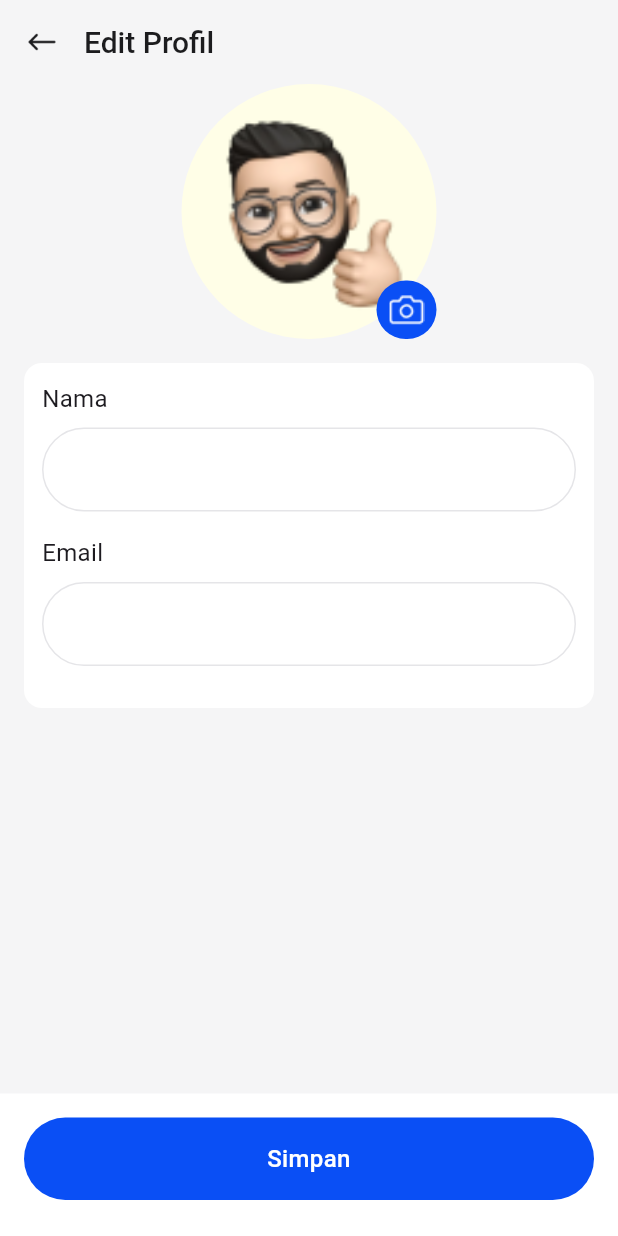
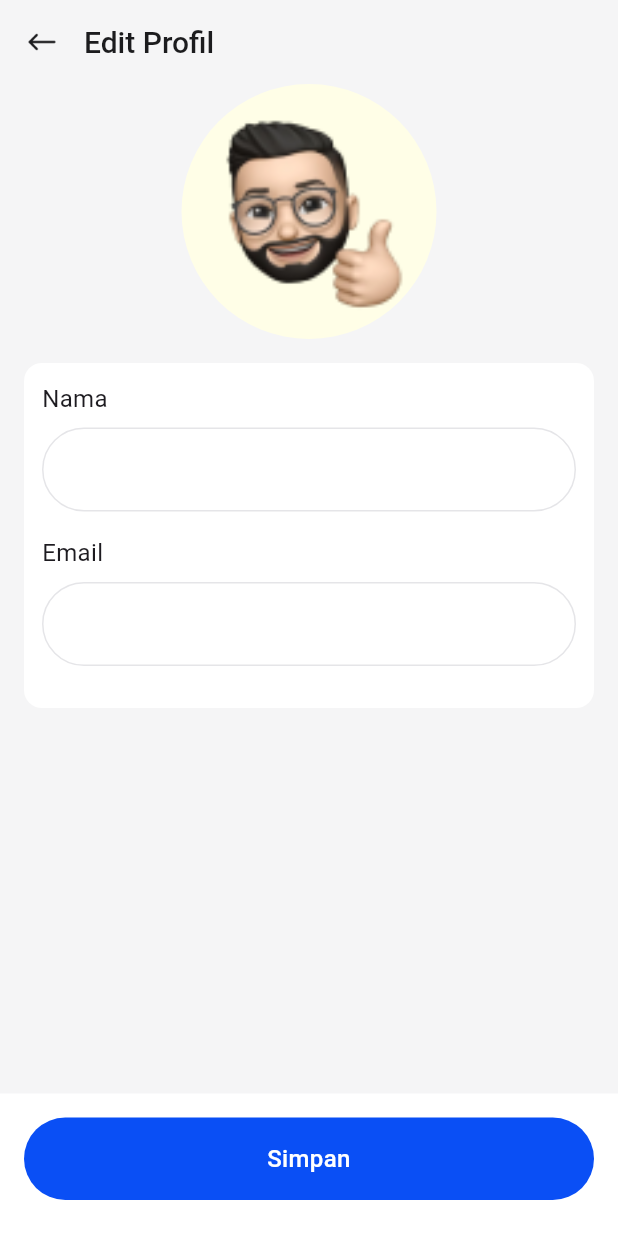
Before and after one commit to ChamillatulLuqianaAgustin/face_count, a Flutter app: the EditProfile screen opened directly, on a phone screen of 412 x 824 dp. Run offline on Flutter 3.47's test engine with Material 3 defaults, Android fonts, the phone set to English and light mode, and no system bars; our stand-ins replace camera, cloud_firestore, equatable, firebase_auth, firebase_core, flutter_bloc; missing offline and left inert: multiple_image_camera; accounts and stored records are empty; Roboto replaces fonts that are missing (SFProDisplay).

Commit message:
fix: remove camera icon from edit_profile

```diff
--- a/lib/features/profil/edit_profile.dart
+++ b/lib/features/profil/edit_profile.dart
@@ -93,18 +93,6 @@ class _EditProfileState extends State<EditProfile> {
                   backgroundColor: yellow50,
                   backgroundImage: AssetImage('assets/images/memoji.png'),
                 ),
-                Container(
-                  padding: EdgeInsets.all(8),
-                  decoration: BoxDecoration(
-                    borderRadius: BorderRadius.circular(200),
-                    color: primaryBase,
-                  ),
-                  child: Image.asset(
-                    'assets/icons/camera.png',
-                    color: neutral0,
-                    width: 24,
-                  ),
-                ),
               ],
             ),
           ),
```
